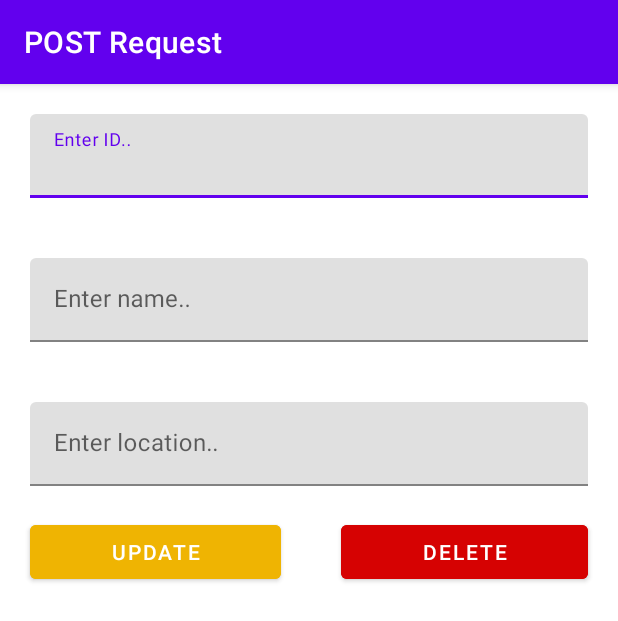
After one commit to Aziz039/POST-Request, an Android app: the UpdateDeleteActivity screen opened directly, with no data from a screen before it, on a phone screen of 412 x 824 dp. The commit adds this screen. Shown: the top 621 px of the screen. Run offline under Robolectric (Android 15) with nearby library versions, the phone set to English and light mode, and no system bars.

Commit message:
POST Request App Revisited
Add update and delete requests

```diff
--- a/app/src/main/AndroidManifest.xml
+++ b/app/src/main/AndroidManifest.xml
@@ -23,5 +23,9 @@
             android:name=".AddUsersActivity"
             android:exported="true"
             />
+        <activity
+            android:name=".UpdateDeleteActivity"
+            android:exported="true"
+            />
     </application>
 </manifest>
--- a/app/src/main/java/com/example/postrequest/APIInterface.kt
+++ b/app/src/main/java/com/example/postrequest/APIInterface.kt
@@ -1,10 +1,7 @@
 package com.example.postrequest
 
 import retrofit2.Call
-import retrofit2.http.Body
-import retrofit2.http.GET
-import retrofit2.http.Headers
-import retrofit2.http.POST
+import retrofit2.http.*
 
 interface APIInterface {
     @Headers("Content-Type: application/json")
@@ -14,4 +11,12 @@ interface APIInterface {
     @Headers("Content-Type: application/json")
     @POST("/test/")
     fun addUser(@Body userData: ResultModel.ResultValue): Call<ResultModel.ResultValue>
+
+    @Headers("Content-Type: application/json")
+    @PUT("/test/{id}")
+    fun updateUser(@Path("id") id: Int, @Body userData: ResultModel.ResultValue): Call<ResultModel.ResultValue>
+
+    @Headers("Content-Type: application/json")
+    @DELETE("/test/{id}")
+    fun deleteUser(@Path("id") id: Int): Call<Void>
 }
--- a/app/src/main/java/com/example/postrequest/AddUsersActivity.kt
+++ b/app/src/main/java/com/example/postrequest/AddUsersActivity.kt
@@ -47,7 +47,7 @@ class AddUsersActivity : AppCompatActivity() {
             } else {
                 val apiInterface = APIClient().getClient()?.create(APIInterface::class.java)
                 if (apiInterface != null) {
-                    var newUser = ResultModel.ResultValue(ti_name.text.toString(), ti_location.text.toString())
+                    var newUser = ResultModel.ResultValue(0, ti_name.text.toString(), ti_location.text.toString())
                     apiInterface.addUser(newUser).enqueue(object : Callback<ResultModel.ResultValue> {
                         override fun onResponse(
                             call: Call<ResultModel.ResultValue>,
--- /dev/null
+++ b/app/src/main/java/com/example/postrequest/UpdateDeleteActivity.kt
@@ -0,0 +1,98 @@
+package com.example.postrequest
+
+import android.content.Intent
+import android.os.Bundle
+import android.util.Log
+import android.widget.Button
+import android.widget.Toast
+import androidx.appcompat.app.AppCompatActivity
+import androidx.constraintlayout.widget.ConstraintLayout
+import com.google.android.material.textfield.TextInputEditText
+import retrofit2.Call
+import retrofit2.Callback
+import retrofit2.Response
+
+class UpdateDeleteActivity : AppCompatActivity() {
+    private lateinit var clUpdateDelete: ConstraintLayout
+    private lateinit var ti_pk: TextInputEditText
+    private lateinit var ti_name: TextInputEditText
+    private lateinit var ti_location: TextInputEditText
+    private lateinit var bt_update: Button
+    private lateinit var bt_delete: Button
+
+    override fun onCreate(savedInstanceState: Bundle?) {
+        super.onCreate(savedInstanceState)
+        setContentView(R.layout.update_delete_activity)
+        initVars()
+    }
+
+    private fun initVars() {
+        clUpdateDelete = findViewById(R.id.clUpdateDelete)
+        ti_pk = findViewById(R.id.ti_pk)
+        ti_name = findViewById(R.id.ti_name)
+        ti_location = findViewById(R.id.ti_location)
+        bt_update = findViewById(R.id.bt_update)
+        bt_delete = findViewById(R.id.bt_delete)
+
+        bt_update.setOnClickListener { handleUpdate() }
+        bt_delete.setOnClickListener { handleDelete() }
+    }
+
+    private fun handleUpdate() {
+        if (ti_pk.text.isNullOrBlank() || ti_name.text.isNullOrBlank() || ti_location.text.isNullOrBlank()) {
+            Toast.makeText(clUpdateDelete.context, "Empty field", Toast.LENGTH_SHORT).show()
+        } else {
+            val apiInterface = APIClient().getClient()?.create(APIInterface::class.java)
+            apiInterface?.updateUser(
+                ti_pk.text.toString().toInt(),
+                ResultModel.ResultValue(
+                    ti_pk.text.toString().toInt(),
+                    ti_name.text.toString(),
+                    ti_location.text.toString()
+                )
+            )?.enqueue(object : Callback<ResultModel.ResultValue> {
+                override fun onResponse(
+                    call: Call<ResultModel.ResultValue>,
+                    response: Response<ResultModel.ResultValue>
+                ) {
+                    Log.d("LogInUpdate", "User Updated")
+                    Toast.makeText(
+                        clUpdateDelete.context,
+                        "User has been updated",
+                        Toast.LENGTH_SHORT
+                    ).show()
+                    val intent = Intent(clUpdateDelete.context, MainActivity::class.java)
+                    startActivity(intent)
+                }
+
+                override fun onFailure(call: Call<ResultModel.ResultValue>, t: Throwable) {
+                    Log.d("LogInUpdate", "Connection failed: $t")
+                }
+            })
+        }
+    }
+
+    private fun handleDelete() {
+        if (ti_pk.text.isNullOrBlank()) {
+            Toast.makeText(clUpdateDelete.context, "Empty ID", Toast.LENGTH_SHORT).show()
+        } else {
+            val apiInterface = APIClient().getClient()?.create(APIInterface::class.java)
+            apiInterface?.deleteUser(ti_pk.text.toString().toInt())?.enqueue(object: Callback<Void> {
+                override fun onResponse(call: Call<Void>, response: Response<Void>) {
+                    Toast.makeText(
+                        clUpdateDelete.context,
+                        "User has been deleted",
+                        Toast.LENGTH_SHORT
+                    ).show()
+                    val intent = Intent(clUpdateDelete.context, MainActivity::class.java)
+                    startActivity(intent)
+                }
+
+                override fun onFailure(call: Call<Void>, t: Throwable) {
+                    Log.d("LogInUpdate", "Connection failed: $t")
+                }
+
+            })
+        }
+    }
+}
--- /dev/null
+++ b/app/src/main/res/layout/update_delete_activity.xml
@@ -0,0 +1,75 @@
+<?xml version="1.0" encoding="utf-8"?>
+<androidx.constraintlayout.widget.ConstraintLayout xmlns:android="http://schemas.android.com/apk/res/android"
+    android:layout_width="match_parent"
+    android:layout_height="match_parent"
+    android:id="@+id/clUpdateDelete">
+
+    <LinearLayout
+        android:layout_width="match_parent"
+        android:layout_height="match_parent"
+        android:orientation="vertical">
+
+        <com.google.android.material.textfield.TextInputLayout
+            android:layout_width="match_parent"
+            android:layout_height="wrap_content"
+            android:padding="20dp">
+
+            <com.google.android.material.textfield.TextInputEditText
+                android:layout_width="match_parent"
+                android:layout_height="wrap_content"
+                android:id="@+id/ti_pk"
+                android:hint="Enter ID.." />
+        </com.google.android.material.textfield.TextInputLayout>
+
+        <com.google.android.material.textfield.TextInputLayout
+            android:id="@+id/textInputLayout"
+            android:layout_width="match_parent"
+            android:layout_height="wrap_content"
+            android:padding="20dp">
+
+            <com.google.android.material.textfield.TextInputEditText
+                android:layout_width="match_parent"
+                android:layout_height="wrap_content"
+                android:id="@+id/ti_name"
+                android:hint="Enter name.." />
+        </com.google.android.material.textfield.TextInputLayout>
+
+        <com.google.android.material.textfield.TextInputLayout
+            android:id="@+id/textInputLayout2"
+            android:layout_width="match_parent"
+            android:layout_height="wrap_content"
+            android:padding="20dp">
+
+            <com.google.android.material.textfield.TextInputEditText
+                android:layout_width="match_parent"
+                android:layout_height="wrap_content"
+                android:id="@+id/ti_location"
+                android:hint="Enter location.." />
+        </com.google.android.material.textfield.TextInputLayout>
+
+        <LinearLayout
+            android:layout_width="match_parent"
+            android:layout_height="match_parent"
+            android:orientation="horizontal">
+
+            <Button
+                android:id="@+id/bt_update"
+                android:layout_width="wrap_content"
+                android:layout_height="wrap_content"
+                android:layout_weight="1"
+                android:layout_marginHorizontal="20dp"
+                android:backgroundTint="#EFB402"
+                android:text="update" />
+
+            <Button
+                android:id="@+id/bt_delete"
+                android:layout_width="wrap_content"
+                android:layout_height="wrap_content"
+                android:layout_weight="1"
+                android:layout_marginHorizontal="20dp"
+                android:backgroundTint="#D60202"
+                android:text="Delete" />
+        </LinearLayout>
+
+    </LinearLayout>
+</androidx.constraintlayout.widget.ConstraintLayout>
```
Also changed, not shown: app/src/main/java/com/example/postrequest/MainActivity.kt (+8 -25 lines), app/src/main/java/com/example/postrequest/RecyclerAdapter.kt (+5 -2 lines), app/src/main/java/com/example/postrequest/ResultModel.kt (+6 -21 lines), app/src/main/res/layout/activity_main.xml (+22 -6 lines), app/src/main/res/layout/user_row.xml (+8 -0 lines).
